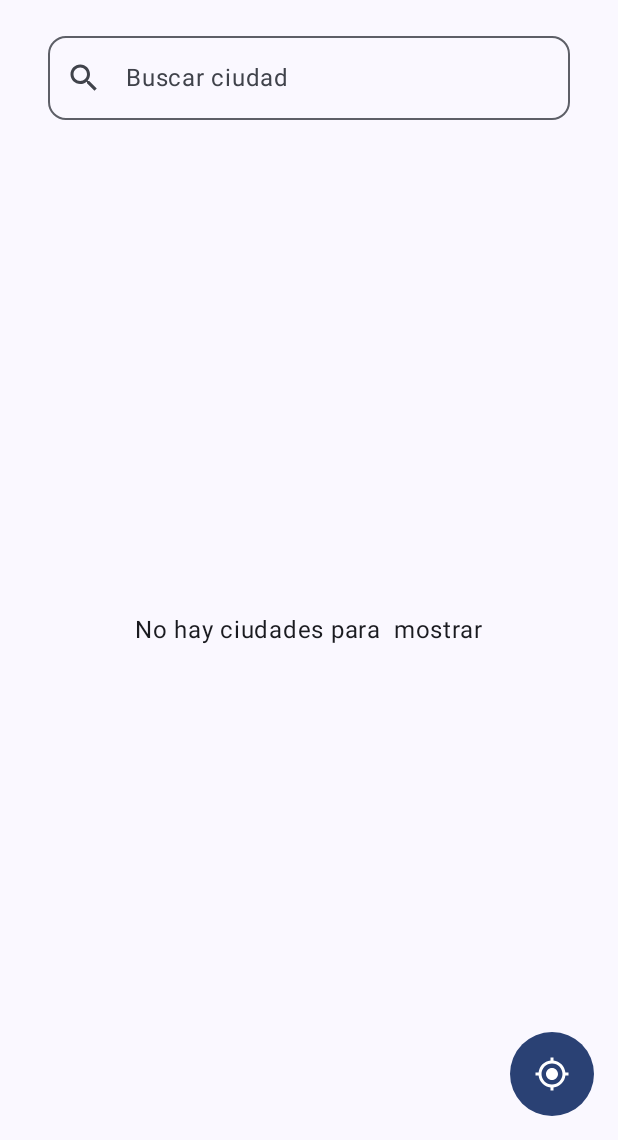
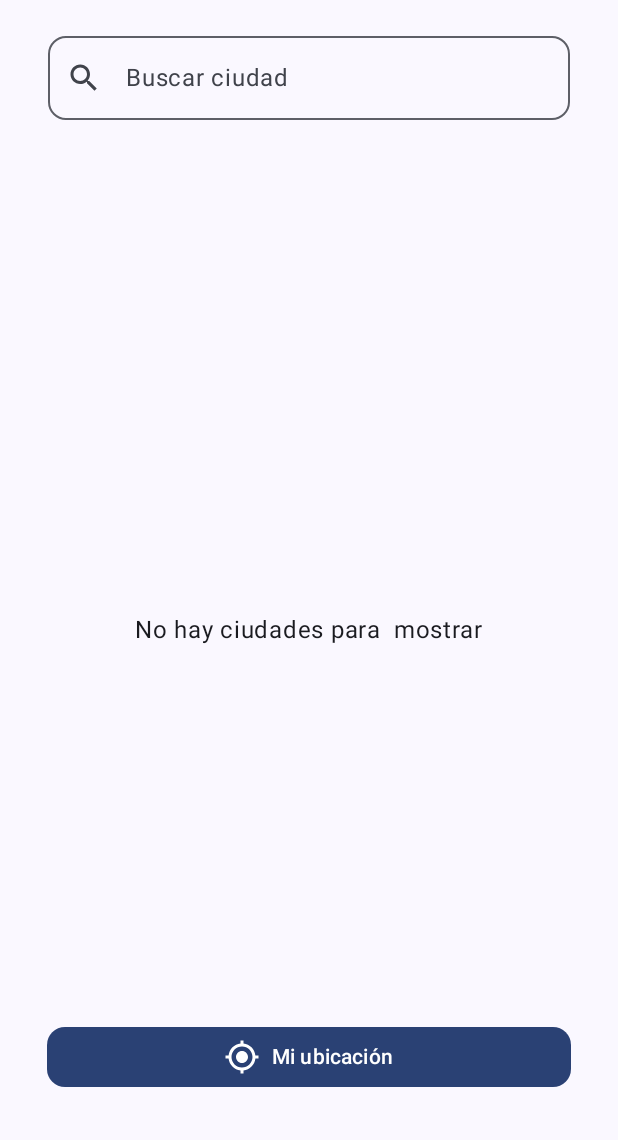
Before and after one commit to casanasjesus/weather_app_istea, an Android app built with Jetpack Compose: the screen it shows after launch (MainActivity), after a tap on "Mi ubicación", on a phone screen of 412 x 824 dp, the part 96-1236 px from its top. Run offline under Robolectric (Android 15) with nearby library versions, the phone set to English and light mode, and no system bars.

Commit message:
Actualizacion boton

```diff
--- a/app/build.gradle.kts
+++ b/app/build.gradle.kts
@@ -67,4 +67,5 @@ dependencies {
     androidTestImplementation(libs.androidx.ui.test.junit4)
     debugImplementation(libs.androidx.ui.tooling)
     debugImplementation(libs.androidx.ui.test.manifest)
+
 }
--- a/app/src/main/AndroidManifest.xml
+++ b/app/src/main/AndroidManifest.xml
@@ -30,5 +30,4 @@
             </intent-filter>
         </activity>
     </application>
-
 </manifest>
--- a/app/src/main/java/com/example/weather_application_istea/ciudades/CiudadesPage.kt
+++ b/app/src/main/java/com/example/weather_application_istea/ciudades/CiudadesPage.kt
@@ -23,6 +23,7 @@ fun CiudadesPage(
     navController: NavController,
     listaDeCiudades: List<Ciudad>
 ) {
+    var isLoading by remember { mutableStateOf(false) }
     val context = LocalContext.current
     val locationRequest = LocationRequest
         .Builder(Priority.PRIORITY_HIGH_ACCURACY, 1000) // cada 1 seg
@@ -69,6 +70,15 @@ fun CiudadesPage(
     }
 
     var doUbicacion: () -> Unit = {
+        isLoading = true // 👈 Mostrar spinner
+
+        if (ContextCompat.checkSelfPermission(
+                context, Manifest.permission.ACCESS_FINE_LOCATION
+            ) != PackageManager.PERMISSION_GRANTED
+        ) {
+            permisoLauncher.launch(Manifest.permission.ACCESS_FINE_LOCATION)
+            isLoading = false // 👈 Ocultar si no hay permiso
+        } else {
             fusedLocationClient.lastLocation.addOnSuccessListener { location ->
                 val locationRequest = LocationRequest
                     .Builder(Priority.PRIORITY_HIGH_ACCURACY, 1000)
@@ -77,6 +87,8 @@ fun CiudadesPage(
 
                 val locationCallback = object : LocationCallback() {
                     override fun onLocationResult(locationResult: LocationResult) {
+                        isLoading = false // 👈 Ocultar spinner
+
                         val updatedLocation = locationResult.lastLocation
                         if (updatedLocation != null) {
                             navController.navigate("clima/${updatedLocation.latitude}/${updatedLocation.longitude}")
@@ -91,8 +103,13 @@ fun CiudadesPage(
                     locationCallback,
                     null
                 )
+            }.addOnFailureListener {
+                isLoading = false // 👈 Ocultar en error
+                Toast.makeText(context, "Error al obtener la ubicación", Toast.LENGTH_SHORT).show()
             }
         }
+    }
+
 
 
     val viewModel: CiudadesViewModel = viewModel {
@@ -107,6 +124,7 @@ fun CiudadesPage(
         estado                 = viewModel.estado,
         onAction               = { intent -> viewModel.ejecutar(intent) },
         onGeolocalizacionClick = doGeolocalizacion,
-        onUbicacionClick       = doUbicacion
+        onUbicacionClick       = doUbicacion,
+        isLoading              = isLoading
     )
 }
--- a/app/src/main/java/com/example/weather_application_istea/ciudades/CiudadesView.kt
+++ b/app/src/main/java/com/example/weather_application_istea/ciudades/CiudadesView.kt
@@ -1,5 +1,6 @@
 package com.example.weather_application_istea.ciudades
 
+import androidx.compose.foundation.background
 import androidx.compose.foundation.layout.Box
 import androidx.compose.foundation.layout.Column
 import androidx.compose.foundation.layout.Spacer
@@ -21,6 +22,7 @@ import androidx.compose.ui.Alignment
 import androidx.compose.ui.Modifier
 import androidx.compose.ui.graphics.Color
 import androidx.compose.ui.unit.dp
+import androidx.compose.material3.CircularProgressIndicator
 
 @OptIn(ExperimentalMaterial3Api::class)
 @Composable
@@ -28,7 +30,8 @@ fun CiudadesView(
     estado: CiudadesEstado,
     onAction: (CiudadesIntencion) -> Unit,
     onGeolocalizacionClick: () -> Unit,
-    onUbicacionClick: () -> Unit
+    onUbicacionClick: () -> Unit,
+    isLoading: Boolean
 ) {
     var query by remember { mutableStateOf("") }
 
@@ -85,6 +88,20 @@ fun CiudadesView(
                     .align(Alignment.BottomEnd)
                     .padding(16.dp)
             )
+
+            if (isLoading) {
+                Box(
+                    modifier = Modifier
+                        .fillMaxSize()
+                        .background(Color.Black.copy(alpha = 0.4f))
+                ) {
+                    CircularProgressIndicator(
+                        modifier = Modifier.align(Alignment.Center),
+                        color = Color.White
+                    )
+                }
+            }
+
         }
     }
 }
--- a/app/src/main/java/com/example/weather_application_istea/ciudades/MiUbicacion.kt
+++ b/app/src/main/java/com/example/weather_application_istea/ciudades/MiUbicacion.kt
@@ -2,15 +2,19 @@ package com.example.weather_application_istea.ciudades
 
 import androidx.compose.foundation.background
 import androidx.compose.foundation.layout.Row
+import androidx.compose.foundation.layout.Spacer
 import androidx.compose.foundation.layout.fillMaxWidth
 import androidx.compose.foundation.layout.height
 import androidx.compose.foundation.layout.padding
 import androidx.compose.foundation.layout.size
+import androidx.compose.foundation.layout.width
 import androidx.compose.foundation.shape.CircleShape
 import androidx.compose.foundation.shape.RoundedCornerShape
 import androidx.compose.material.icons.Icons
 import androidx.compose.material.icons.filled.MyLocation
 import androidx.compose.material.icons.filled.Search
+import androidx.compose.material3.Button
+import androidx.compose.material3.ButtonDefaults
 import androidx.compose.material3.Icon
 import androidx.compose.material3.IconButton
 import androidx.compose.material3.MaterialTheme
@@ -21,24 +25,28 @@ import androidx.compose.ui.Alignment
 import androidx.compose.ui.Modifier
 import androidx.compose.ui.unit.dp
 
+
 @Composable
 fun MiUbicacion(
     onUbicacionClick: () -> Unit,
     modifier: Modifier = Modifier
 ) {
-    IconButton(
+    Button(
         onClick = onUbicacionClick,
         modifier = modifier
-            .size(56.dp)
-            .background(
-                color = MaterialTheme.colorScheme.primary,
-                shape = CircleShape
-            )
+            .fillMaxWidth()
+            .padding(15.dp),
+        colors = ButtonDefaults.buttonColors(
+            containerColor = MaterialTheme.colorScheme.primary,
+            contentColor = MaterialTheme.colorScheme.onPrimary
+        ),
+        shape = MaterialTheme.shapes.medium
     ) {
         Icon(
-            Icons.Default.MyLocation,
-            contentDescription = "Mi ubicación",
-            tint = MaterialTheme.colorScheme.onPrimary
+            imageVector = Icons.Default.MyLocation,
+            contentDescription = "Obtener mi ubicación" // Texto para TalkBack
         )
+        Spacer(modifier = Modifier.width(8.dp))
+        Text(text = "Mi ubicación")
     }
 }
```
Also changed, not shown: app/src/main/java/com/example/weather_application_istea/clima/ClimaView.kt (+42 -1 lines). Lines whose indentation alone changed are shown as unchanged.
